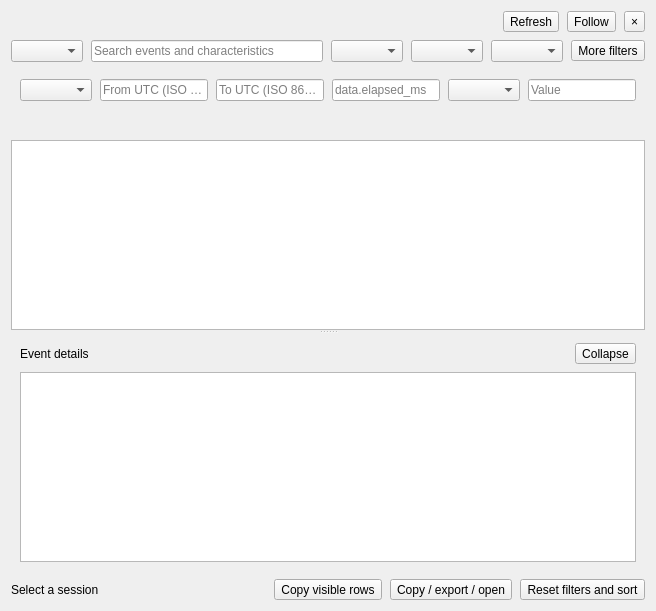
Before: the Qt Designer form src/dtflow/ui/forms/logs_workspace.ui in djebaz/dtflow, drawn with Qt 5.
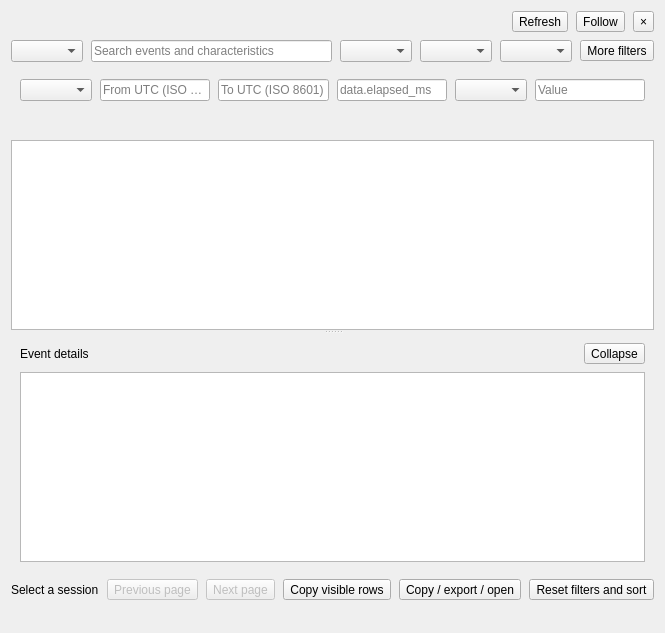
After: the same form once the commit is applied.

Commit message:
fix(logs): page retained sessions and reconcile Follow updates
Honor the active log directory, isolate asynchronous action delivery, and project row previews during reader scans. Add bounded Previous/Next navigation and preserve surviving selection during batched table updates. Extend offline preview definitions and clean Ruff formatting/lint findings.

Preserve concurrent Logs follow-ups fd31aa4 and 86ff6cd. Ruff lint/format pass on the retrieved Python working set. Runtime tests, renders and Windows acceptance remain deferred.

Diff of the .ui file:
```diff
--- a/src/dtflow/ui/forms/logs_workspace.ui
+++ b/src/dtflow/ui/forms/logs_workspace.ui
@@ -1,2 +1,2 @@
 <?xml version="1.0" encoding="utf-8"?>
-<ui version="4.0"><class>LogsWorkspace</class><widget class="QWidget" name="LogsWorkspace"><layout class="QVBoxLayout" name="logsRootLayout"><property name="spacing"><number>8</number></property><item><layout class="QHBoxLayout" name="logsHeaderLayout"><property name="spacing"><number>8</number></property><item><widget class="QWidget" name="logsBrandSlot"></widget></item><item><widget class="QWidget" name="logsNavigationSlot"></widget></item><item><widget class="QToolButton" name="logsRefreshButton"><property name="text"><string>Refresh</string></property><property name="toolTip"><string>Refresh</string></property></widget></item><item><widget class="QToolButton" name="logsFollowButton"><property name="text"><string>Follow</string></property><property name="toolTip"><string>Follow</string></property></widget></item><item><widget class="QToolButton" name="logsCloseButton"><property name="text"><string>×</string></property><property name="toolTip"><string>×</string></property></widget></item></layout></item><item><layout class="QHBoxLayout" name="logsFiltersLayout"><property name="spacing"><number>8</number></property><item><widget class="QComboBox" name="logsSessionCombo"></widget></item><item><widget class="QLineEdit" name="logsSearch"><property name="placeholderText"><string>Search events and characteristics</string></property></widget></item><item><widget class="QComboBox" name="logsLevelCombo"></widget></item><item><widget class="QComboBox" name="logsComponentCombo"></widget></item><item><widget class="QComboBox" name="logsEventCombo"></widget></item><item><widget class="QToolButton" name="logsMoreFiltersButton"><property name="text"><string>More filters</string></property><property name="toolTip"><string>More filters</string></property></widget></item></layout></item><item><widget class="QWidget" name="logsAdvanced"><layout class="QHBoxLayout" name="logsAdvancedLayout"><property name="spacing"><number>8</number></property><item><widget class="QComboBox" name="logsSortCombo"></widget></item><item><widget class="QLineEdit" name="logsFrom"><property name="placeholderText"><string>From UTC (ISO 8601)</string></property></widget></item><item><widget class="QLineEdit" name="logsTo"><property name="placeholderText"><string>To UTC (ISO 8601)</string></property></widget></item><item><widget class="QLineEdit" name="logsField"><property name="placeholderText"><string>data.elapsed_ms</string></property></widget></item><item><widget class="QComboBox" name="logsOperator"></widget></item><item><widget class="QLineEdit" name="logsValue"><property name="placeholderText"><string>Value</string></property></widget></item></layout></widget></item><item><widget class="QLabel" name="logsNotice"><property name="text"><string></string></property></widget></item><item><widget class="QSplitter" name="logsSplitter"><property name="orientation"><enum>Qt::Vertical</enum></property><widget class="QTableView" name="logsTable"></widget><widget class="QFrame" name="logsDetail"><layout class="QVBoxLayout" name="logsDetailLayout"><property name="spacing"><number>8</number></property><item><layout class="QHBoxLayout" name="logsDetailTopLayout"><property name="spacing"><number>8</number></property><item><widget class="QLabel" name="logsDetailTitle"><property name="text"><string>Event details</string></property></widget></item><item><widget class="QToolButton" name="logsDetailCollapse"><property name="text"><string>Collapse</string></property><property name="toolTip"><string>Collapse</string></property></widget></item></layout></item><item><widget class="QPlainTextEdit" name="logsDetailText"><property name="readOnly"><bool>true</bool></property></widget></item></layout></widget></widget></item><item><layout class="QHBoxLayout" name="logsFooterLayout"><property name="spacing"><number>8</number></property><item><widget class="QLabel" name="logsStatus"><property name="text"><string>Select a session</string></property></widget></item><item><widget class="QToolButton" name="logsCopyVisible"><property name="text"><string>Copy visible rows</string></property><property name="toolTip"><string>Copy visible rows</string></property></widget></item><item><widget class="QToolButton" name="logsSaveMenu"><property name="text"><string>Copy / export / open</string></property><property name="toolTip"><string>Copy selected rows, export matching records, or open the raw log file or folder</string></property></widget></item><item><widget class="QToolButton" name="logsResetFilters"><property name="text"><string>Reset filters and sort</string></property><property name="toolTip"><string>Reset filters and sort</string></property></widget></item></layout></item></layout></widget><resources/><connections/></ui>
+<ui version="4.0"><class>LogsWorkspace</class><widget class="QWidget" name="LogsWorkspace"><layout class="QVBoxLayout" name="logsRootLayout"><property name="spacing"><number>8</number></property><item><layout class="QHBoxLayout" name="logsHeaderLayout"><property name="spacing"><number>8</number></property><item><widget class="QWidget" name="logsBrandSlot"></widget></item><item><widget class="QWidget" name="logsNavigationSlot"></widget></item><item><widget class="QToolButton" name="logsRefreshButton"><property name="text"><string>Refresh</string></property><property name="toolTip"><string>Refresh</string></property></widget></item><item><widget class="QToolButton" name="logsFollowButton"><property name="text"><string>Follow</string></property><property name="toolTip"><string>Follow</string></property></widget></item><item><widget class="QToolButton" name="logsCloseButton"><property name="text"><string>×</string></property><property name="toolTip"><string>×</string></property></widget></item></layout></item><item><layout class="QHBoxLayout" name="logsFiltersLayout"><property name="spacing"><number>8</number></property><item><widget class="QComboBox" name="logsSessionCombo"></widget></item><item><widget class="QLineEdit" name="logsSearch"><property name="placeholderText"><string>Search events and characteristics</string></property></widget></item><item><widget class="QComboBox" name="logsLevelCombo"></widget></item><item><widget class="QComboBox" name="logsComponentCombo"></widget></item><item><widget class="QComboBox" name="logsEventCombo"></widget></item><item><widget class="QToolButton" name="logsMoreFiltersButton"><property name="text"><string>More filters</string></property><property name="toolTip"><string>More filters</string></property></widget></item></layout></item><item><widget class="QWidget" name="logsAdvanced"><layout class="QHBoxLayout" name="logsAdvancedLayout"><property name="spacing"><number>8</number></property><item><widget class="QComboBox" name="logsSortCombo"></widget></item><item><widget class="QLineEdit" name="logsFrom"><property name="placeholderText"><string>From UTC (ISO 8601)</string></property></widget></item><item><widget class="QLineEdit" name="logsTo"><property name="placeholderText"><string>To UTC (ISO 8601)</string></property></widget></item><item><widget class="QLineEdit" name="logsField"><property name="placeholderText"><string>data.elapsed_ms</string></property></widget></item><item><widget class="QComboBox" name="logsOperator"></widget></item><item><widget class="QLineEdit" name="logsValue"><property name="placeholderText"><string>Value</string></property></widget></item></layout></widget></item><item><widget class="QLabel" name="logsNotice"><property name="text"><string></string></property></widget></item><item><widget class="QSplitter" name="logsSplitter"><property name="orientation"><enum>Qt::Vertical</enum></property><widget class="QTableView" name="logsTable"></widget><widget class="QFrame" name="logsDetail"><layout class="QVBoxLayout" name="logsDetailLayout"><property name="spacing"><number>8</number></property><item><layout class="QHBoxLayout" name="logsDetailTopLayout"><property name="spacing"><number>8</number></property><item><widget class="QLabel" name="logsDetailTitle"><property name="text"><string>Event details</string></property></widget></item><item><widget class="QToolButton" name="logsDetailCollapse"><property name="text"><string>Collapse</string></property><property name="toolTip"><string>Collapse</string></property></widget></item></layout></item><item><widget class="QPlainTextEdit" name="logsDetailText"><property name="readOnly"><bool>true</bool></property></widget></item></layout></widget></widget></item><item><layout class="QHBoxLayout" name="logsFooterLayout"><property name="spacing"><number>8</number></property><item><widget class="QLabel" name="logsStatus"><property name="text"><string>Select a session</string></property></widget></item><item><widget class="QToolButton" name="logsPreviousButton"><property name="text"><string>Previous page</string></property><property name="toolTip"><string>Read the preceding 500 matching records</string></property><property name="enabled"><bool>false</bool></property></widget></item><item><widget class="QToolButton" name="logsNextButton"><property name="text"><string>Next page</string></property><property name="toolTip"><string>Read the next 500 matching records</string></property><property name="enabled"><bool>false</bool></property></widget></item><item><widget class="QToolButton" name="logsCopyVisible"><property name="text"><string>Copy visible rows</string></property><property name="toolTip"><string>Copy visible rows</string></property></widget></item><item><widget class="QToolButton" name="logsSaveMenu"><property name="text"><string>Copy / export / open</string></property><property name="toolTip"><string>Copy selected rows, export matching records, or open the raw log file or folder</string></property></widget></item><item><widget class="QToolButton" name="logsResetFilters"><property name="text"><string>Reset filters and sort</string></property><property name="toolTip"><string>Reset filters and sort</string></property></widget></item></layout></item><item><widget class="QLabel" name="logsOperationStatus"><property name="text"><string></string></property><property name="wordWrap"><bool>true</bool></property></widget></item></layout></widget><resources/><connections/></ui>
```
The commit also changes 14 other files.
